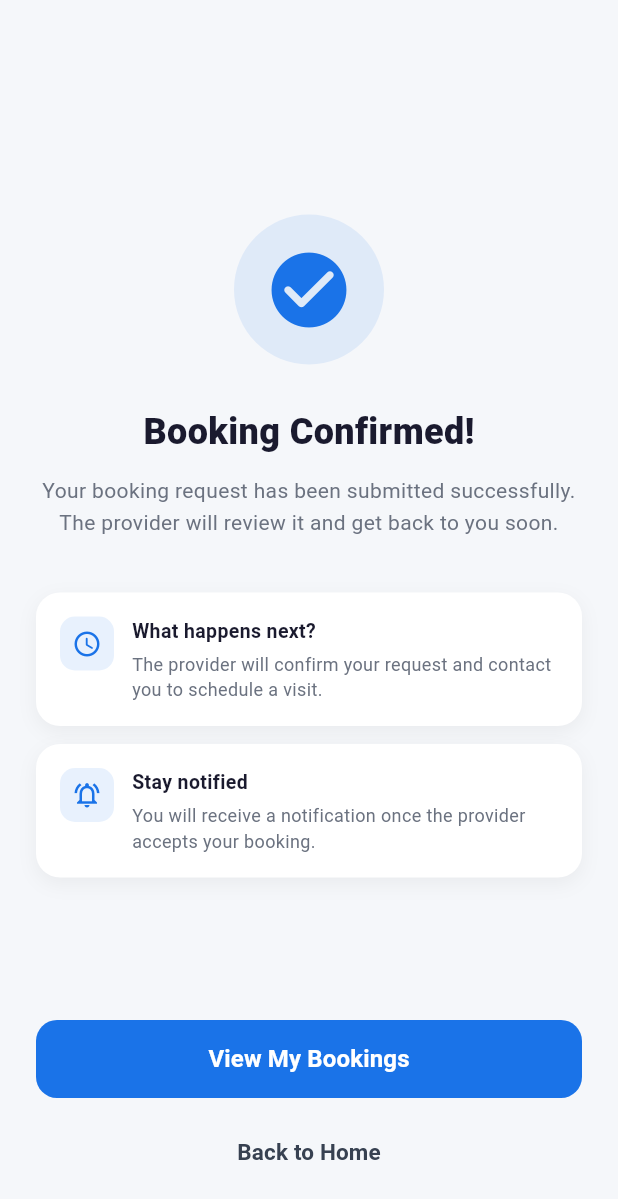
After one commit to Md-Sakibul-Hasan/amar_mistri, a Flutter app: the BookingConfirmPage screen opened directly, on a phone screen of 412 x 824 dp. The commit adds this screen. Shown: the top 1199 px of the screen. Run offline on Flutter 3.47's test engine with Material 3 defaults, Android fonts, the phone set to English and light mode, and no system bars; our stand-ins replace cloud_firestore, dartz, equatable, firebase_auth, firebase_core, firebase_messaging and 7 more; missing offline and left inert: cloudflare; accounts and stored records are empty.

```diff
--- /dev/null
+++ b/lib/features/customer/presentation/pages/booking_confirm_page.dart
@@ -0,0 +1,190 @@
+import 'package:flutter/material.dart';
+
+import 'customer_booking_list_page.dart';
+
+class BookingConfirmPage extends StatelessWidget {
+  const BookingConfirmPage({super.key});
+
+  @override
+  Widget build(BuildContext context) {
+    return Scaffold(
+      backgroundColor: const Color(0xFFF5F7FA),
+      body: SafeArea(
+        child: Padding(
+          padding: const EdgeInsets.fromLTRB(24, 48, 24, 32),
+          child: Column(
+            children: [
+              Expanded(
+                child: Column(
+                  mainAxisAlignment: MainAxisAlignment.center,
+                  children: [
+                    Container(
+                      width: 100,
+                      height: 100,
+                      decoration: BoxDecoration(
+                        color: const Color(0xFF1A73E8).withValues(alpha: 0.1),
+                        shape: BoxShape.circle,
+                      ),
+                      child: const Icon(
+                        Icons.check_circle_rounded,
+                        size: 60,
+                        color: Color(0xFF1A73E8),
+                      ),
+                    ),
+                    const SizedBox(height: 28),
+                    const Text(
+                      'Booking Confirmed!',
+                      style: TextStyle(
+                        fontSize: 24,
+                        fontWeight: FontWeight.w800,
+                        color: Color(0xFF1A1A2E),
+                      ),
+                    ),
+                    const SizedBox(height: 12),
+                    const Text(
+                      'Your booking request has been submitted successfully. '
+                      'The provider will review it and get back to you soon.',
+                      textAlign: TextAlign.center,
+                      style: TextStyle(
+                        fontSize: 14,
+                        color: Color(0xFF6B7280),
+                        height: 1.5,
+                      ),
+                    ),
+                    const SizedBox(height: 36),
+                    _InfoTile(
+                      icon: Icons.access_time_rounded,
+                      title: 'What happens next?',
+                      description:
+                          'The provider will confirm your request and contact you to schedule a visit.',
+                    ),
+                    const SizedBox(height: 12),
+                    _InfoTile(
+                      icon: Icons.notifications_active_outlined,
+                      title: 'Stay notified',
+                      description:
+                          'You will receive a notification once the provider accepts your booking.',
+                    ),
+                  ],
+                ),
+              ),
+              Column(
+                children: [
+                  ElevatedButton(
+                    onPressed: () {
+                      Navigator.of(context).pushAndRemoveUntil(
+                        MaterialPageRoute(
+                          builder: (_) => const CustomerBookingListPage(),
+                        ),
+                        (route) => route.isFirst,
+                      );
+                    },
+                    style: ElevatedButton.styleFrom(
+                      backgroundColor: const Color(0xFF1A73E8),
+                      foregroundColor: Colors.white,
+                      minimumSize: const Size.fromHeight(52),
+                      shape: RoundedRectangleBorder(
+                        borderRadius: BorderRadius.circular(14),
+                      ),
+                      elevation: 0,
+                    ),
+                    child: const Text(
+                      'View My Bookings',
+                      style: TextStyle(
+                        fontSize: 16,
+                        fontWeight: FontWeight.w700,
+                      ),
+                    ),
+                  ),
+                  const SizedBox(height: 12),
+                  TextButton(
+                    onPressed: () {
+                      Navigator.of(context).popUntil((route) => route.isFirst);
+                    },
+                    child: const Text(
+                      'Back to Home',
+                      style: TextStyle(
+                        fontSize: 15,
+                        fontWeight: FontWeight.w600,
+                        color: Color(0xFF374151),
+                      ),
+                    ),
+                  ),
+                ],
+              ),
+            ],
+          ),
+        ),
+      ),
+    );
+  }
+}
+
+class _InfoTile extends StatelessWidget {
+  final IconData icon;
+  final String title;
+  final String description;
+
+  const _InfoTile({
+    required this.icon,
+    required this.title,
+    required this.description,
+  });
+
+  @override
+  Widget build(BuildContext context) {
+    return Container(
+      width: double.infinity,
+      padding: const EdgeInsets.all(16),
+      decoration: BoxDecoration(
+        color: Colors.white,
+        borderRadius: BorderRadius.circular(16),
+        boxShadow: [
+          BoxShadow(
+            color: Colors.black.withValues(alpha: 0.05),
+            blurRadius: 10,
+            offset: const Offset(0, 4),
+          ),
+        ],
+      ),
+      child: Row(
+        crossAxisAlignment: CrossAxisAlignment.start,
+        children: [
+          Container(
+            padding: const EdgeInsets.all(8),
+            decoration: BoxDecoration(
+              color: const Color(0xFF1A73E8).withValues(alpha: 0.1),
+              borderRadius: BorderRadius.circular(10),
+            ),
+            child: Icon(icon, size: 20, color: const Color(0xFF1A73E8)),
+          ),
+          const SizedBox(width: 12),
+          Expanded(
+            child: Column(
+              crossAxisAlignment: CrossAxisAlignment.start,
+              children: [
+                Text(
+                  title,
+                  style: const TextStyle(
+                    fontSize: 13,
+                    fontWeight: FontWeight.w700,
+                    color: Color(0xFF1A1A2E),
+                  ),
+                ),
+                const SizedBox(height: 4),
+                Text(
+                  description,
+                  style: const TextStyle(
+                    fontSize: 12,
+                    color: Color(0xFF6B7280),
+                    height: 1.4,
+                  ),
+                ),
+              ],
+            ),
+          ),
+        ],
+      ),
+    );
+  }
+}
```
Also changed, not shown: lib/core/services/push_notification_service.dart (+95 -1 lines), firebase.json (added), lib/core/router/app_router.dart (line endings or trailing spaces), pubspec.lock, 6 other files.
